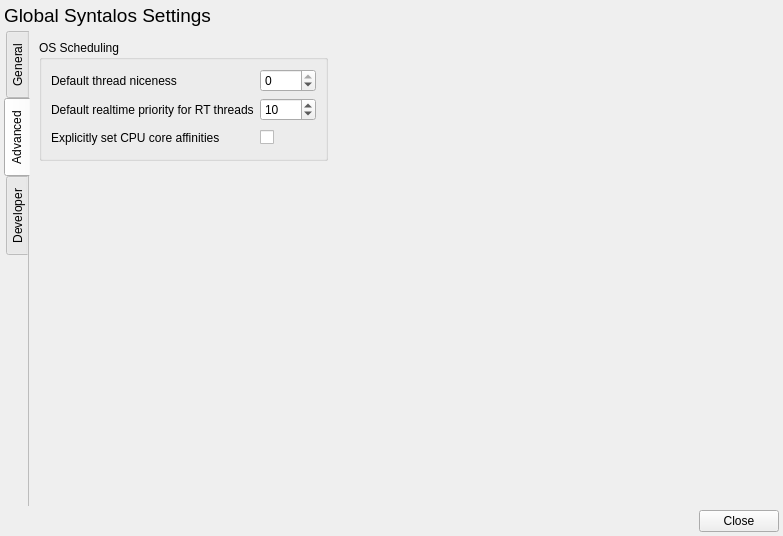
Qt form src/globalconfigdialog.ui (syntalos/syntalos) before a commit.
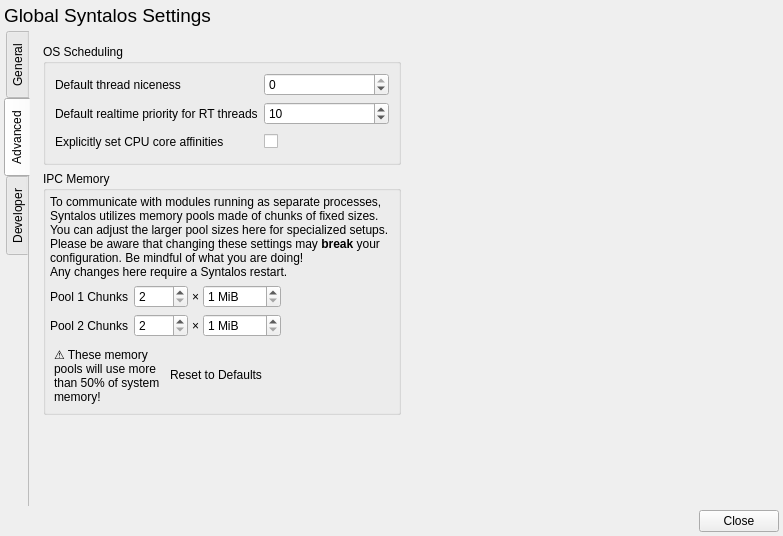
The same form after that commit. The open tabs and pages were chosen to show the change. Icons and pictures are not drawn.

Commit message: Allow users to globally configure IPC memory pools

```diff
--- a/src/globalconfigdialog.ui
+++ b/src/globalconfigdialog.ui
@@ -3,7 +3,7 @@
  <class>GlobalConfigDialog</class>
  <widget class="QDialog" name="GlobalConfigDialog">
   <property name="windowModality">
-   <enum>Qt::WindowModal</enum>
+   <enum>Qt::WindowModality::WindowModal</enum>
   </property>
   <property name="geometry">
    <rect>
@@ -47,7 +47,7 @@
    <item>
     <widget class="QTabWidget" name="tabWidget">
      <property name="tabPosition">
-      <enum>QTabWidget::West</enum>
+      <enum>QTabWidget::TabPosition::West</enum>
      </property>
      <property name="currentIndex">
       <number>0</number>
@@ -93,6 +93,18 @@
              <string>Visual Style</string>
             </property>
             <layout class="QVBoxLayout" name="verticalLayout_4">
+             <property name="leftMargin">
+              <number>4</number>
+             </property>
+             <property name="topMargin">
+              <number>4</number>
+             </property>
+             <property name="rightMargin">
+              <number>4</number>
+             </property>
+             <property name="bottomMargin">
+              <number>4</number>
+             </property>
              <item>
               <layout class="QFormLayout" name="formLayout">
                <item row="0" column="0">
@@ -127,6 +139,18 @@
              <string>Engine</string>
             </property>
             <layout class="QVBoxLayout" name="verticalLayout_5">
+             <property name="leftMargin">
+              <number>4</number>
+             </property>
+             <property name="topMargin">
+              <number>4</number>
+             </property>
+             <property name="rightMargin">
+              <number>4</number>
+             </property>
+             <property name="bottomMargin">
+              <number>4</number>
+             </property>
              <item>
               <layout class="QFormLayout" name="formLayout_3">
                <item row="0" column="0">
@@ -147,7 +171,7 @@
           <item>
            <spacer name="verticalSpacer_2">
             <property name="orientation">
-             <enum>Qt::Vertical</enum>
+             <enum>Qt::Orientation::Vertical</enum>
             </property>
             <property name="sizeHint" stdset="0">
              <size>
@@ -163,12 +187,15 @@
        <item>
         <spacer name="horizontalSpacer">
          <property name="orientation">
-          <enum>Qt::Horizontal</enum>
+          <enum>Qt::Orientation::Horizontal</enum>
+         </property>
+         <property name="sizeType">
+          <enum>QSizePolicy::Policy::Expanding</enum>
          </property>
          <property name="sizeHint" stdset="0">
           <size>
-           <width>516</width>
-           <height>20</height>
+           <width>500</width>
+           <height>0</height>
           </size>
          </property>
         </spacer>
@@ -187,16 +214,16 @@
         <widget class="QWidget" name="widget_2" native="true">
          <layout class="QVBoxLayout" name="verticalLayout_7">
           <property name="leftMargin">
-           <number>0</number>
+           <number>4</number>
           </property>
           <property name="topMargin">
-           <number>0</number>
+           <number>4</number>
           </property>
           <property name="rightMargin">
-           <number>0</number>
+           <number>4</number>
           </property>
           <property name="bottomMargin">
-           <number>0</number>
+           <number>4</number>
           </property>
           <item>
            <widget class="QGroupBox" name="groupBox_2">
@@ -308,10 +335,267 @@
             </layout>
            </widget>
           </item>
+          <item>
+           <widget class="QGroupBox" name="groupBox_6">
+            <property name="title">
+             <string>IPC Memory</string>
+            </property>
+            <layout class="QVBoxLayout" name="verticalLayout_10">
+             <property name="leftMargin">
+              <number>4</number>
+             </property>
+             <property name="topMargin">
+              <number>4</number>
+             </property>
+             <property name="rightMargin">
+              <number>4</number>
+             </property>
+             <property name="bottomMargin">
+              <number>4</number>
+             </property>
+             <item>
+              <widget class="QLabel" name="label_3">
+               <property name="text">
+                <string>&lt;html&gt;To communicate with modules running as separate processes,
+Syntalos utilizes memory pools made of chunks of fixed sizes.
+You can adjust the larger pool sizes here for specialized setups.
+Please be aware that changing these settings may &lt;b&gt;break&lt;/b&gt; your
+configuration. Be mindful of what you are doing!&lt;br/&gt;
+Any changes here require a Syntalos restart.</string>
+               </property>
+               <property name="wordWrap">
+                <bool>true</bool>
+               </property>
+              </widget>
+             </item>
+             <item>
+              <layout class="QFormLayout" name="formLayout_4">
+               <item row="1" column="0">
+                <widget class="QLabel" name="pool1ChunksLabel">
+                 <property name="text">
+                  <string>Pool 1 Chunks</string>
+                 </property>
+                </widget>
+               </item>
+               <item row="1" column="1">
+                <widget class="QWidget" name="pool1ChunksWidget" native="true">
+                 <layout class="QHBoxLayout" name="horizontalLayout_7">
+                  <property name="spacing">
+                   <number>4</number>
+                  </property>
+                  <property name="leftMargin">
+                   <number>0</number>
+                  </property>
+                  <property name="topMargin">
+                   <number>0</number>
+                  </property>
+                  <property name="rightMargin">
+                   <number>0</number>
+                  </property>
+                  <property name="bottomMargin">
+                   <number>0</number>
+                  </property>
+                  <item>
+                   <widget class="QSpinBox" name="sbPool1ChunkCount">
+                    <property name="minimum">
+                     <number>2</number>
+                    </property>
+                    <property name="maximum">
+                     <number>2400</number>
+                    </property>
+                   </widget>
+                  </item>
+                  <item>
+                   <widget class="QLabel" name="label_4">
+                    <property name="text">
+                     <string>×</string>
+                    </property>
+                   </widget>
+                  </item>
+                  <item>
+                   <widget class="QSpinBox" name="sbPool1ChunkSize">
+                    <property name="suffix">
+                     <string> MiB</string>
+                    </property>
+                    <property name="minimum">
+                     <number>1</number>
+                    </property>
+                    <property name="maximum">
+                     <number>4096</number>
+                    </property>
+                   </widget>
+                  </item>
+                  <item>
+                   <spacer name="horizontalSpacer_4">
+                    <property name="orientation">
+                     <enum>Qt::Orientation::Horizontal</enum>
+                    </property>
+                    <property name="sizeHint" stdset="0">
+                     <size>
+                      <width>40</width>
+                      <height>20</height>
+                     </size>
+                    </property>
+                   </spacer>
+                  </item>
+                 </layout>
+                </widget>
+               </item>
+               <item row="2" column="0">
+                <widget class="QLabel" name="pool2ChunksLabel">
+                 <property name="text">
+                  <string>Pool 2 Chunks</string>
+                 </property>
+                </widget>
+               </item>
+               <item row="2" column="1">
+                <widget class="QWidget" name="pool2ChunksWidget" native="true">
+                 <layout class="QHBoxLayout" name="horizontalLayout_8">
+                  <property name="spacing">
+                   <number>4</number>
+                  </property>
+                  <property name="leftMargin">
+                   <number>0</number>
+                  </property>
+                  <property name="topMargin">
+                   <number>0</number>
+                  </property>
+                  <property name="rightMargin">
+                   <number>0</number>
+                  </property>
+                  <property name="bottomMargin">
+                   <number>0</number>
+                  </property>
+                  <item>
+                   <widget class="QSpinBox" name="sbPool2ChunkCount">
+                    <property name="minimum">
+                     <number>2</number>
+                    </property>
+                    <property name="maximum">
+                     <number>2400</number>
+                    </property>
+                   </widget>
+                  </item>
+                  <item>
+                   <widget class="QLabel" name="label_5">
+                    <property name="text">
+                     <string>×</string>
+                    </property>
+                   </widget>
+                  </item>
+                  <item>
+                   <widget class="QSpinBox" name="sbPool2ChunkSize">
+                    <property name="suffix">
+                     <string> MiB</string>
+                    </property>
+                    <property name="minimum">
+                     <number>1</number>
+                    </property>
+                    <property name="maximum">
+                     <number>4096</number>
+                    </property>
+                   </widget>
+                  </item>
+                  <item>
+                   <spacer name="horizontalSpacer_5">
+                    <property name="orientation">
+                     <enum>Qt::Orientation::Horizontal</enum>
+                    </property>
+                    <property name="sizeHint" stdset="0">
+                     <size>
+                      <width>40</width>
+                      <height>20</height>
+                     </size>
+                    </property>
+                   </spacer>
+                  </item>
+                 </layout>
+                </widget>
+               </item>
+              </layout>
+             </item>
+             <item>
+              <widget class="QWidget" name="widget_6" native="true">
+               <layout class="QHBoxLayout" name="horizontalLayout_9">
+                <property name="spacing">
+                 <number>0</number>
+                </property>
+                <property name="leftMargin">
+                 <number>0</number>
+                </property>
+                <property name="topMargin">
+                 <number>0</number>
+                </property>
+                <property name="rightMargin">
+                 <number>0</number>
+                </property>
+                <property name="bottomMargin">
+                 <number>0</number>
+                </property>
+                <item>
+                 <widget class="QWidget" name="widget_7" native="true">
+                  <layout class="QHBoxLayout" name="horizontalLayout_6">
+                   <property name="leftMargin">
+                    <number>4</number>
+                   </property>
+                   <property name="topMargin">
+                    <number>4</number>
+                   </property>
+                   <property name="rightMargin">
+                    <number>4</number>
+                   </property>
+                   <property name="bottomMargin">
+                    <number>4</number>
+                   </property>
+                   <item>
+                    <widget class="QLabel" name="lblPopMemWarning">
+                     <property name="text">
+                      <string>&lt;html&gt;&lt;b&gt;⚠&lt;/b&gt; These memory pools will use more than 50% of system memory!</string>
+                     </property>
+                     <property name="wordWrap">
+                      <bool>true</bool>
+                     </property>
+                    </widget>
+                   </item>
+                   <item>
+                    <widget class="QPushButton" name="btnIpcPoolReset">
+                     <property name="text">
+                      <string>Reset to Defaults</string>
+                     </property>
+                     <property name="icon">
+                      <iconset theme="edit-reset"/>
+                     </property>
+                     <property name="flat">
+                      <bool>true</bool>
+                     </property>
+                    </widget>
+                   </item>
+                  </layout>
+                 </widget>
+                </item>
+                <item>
+                 <spacer name="horizontalSpacer_6">
+                  <property name="orientation">
+                   <enum>Qt::Orientation::Horizontal</enum>
+                  </property>
+                  <property name="sizeHint" stdset="0">
+                   <size>
+                    <width>6</width>
+                    <height>20</height>
+                   </size>
+                  </property>
+                 </spacer>
+                </item>
+               </layout>
+              </widget>
+             </item>
+            </layout>
+           </widget>
+          </item>
           <item>
            <spacer name="verticalSpacer_3">
             <property name="orientation">
-             <enum>Qt::Vertical</enum>
+             <enum>Qt::Orientation::Vertical</enum>
             </property>
             <property name="sizeHint" stdset="0">
              <size>
@@ -327,7 +611,7 @@
        <item>
         <spacer name="horizontalSpacer_2">
          <property name="orientation">
-          <enum>Qt::Horizontal</enum>
+          <enum>Qt::Orientation::Horizontal</enum>
          </property>
          <property name="sizeHint" stdset="0">
           <size>
@@ -482,7 +766,7 @@
           <item>
            <spacer name="verticalSpacer">
             <property name="orientation">
-             <enum>Qt::Vertical</enum>
+             <enum>Qt::Orientation::Vertical</enum>
             </property>
             <property name="sizeHint" stdset="0">
              <size>
@@ -498,7 +782,7 @@
        <item>
         <spacer name="horizontalSpacer_3">
          <property name="orientation">
-          <enum>Qt::Horizontal</enum>
+          <enum>Qt::Orientation::Horizontal</enum>
          </property>
          <property name="sizeHint" stdset="0">
           <size>
@@ -515,10 +799,10 @@
    <item>
     <widget class="QDialogButtonBox" name="buttonBox">
      <property name="orientation">
-      <enum>Qt::Horizontal</enum>
+      <enum>Qt::Orientation::Horizontal</enum>
      </property>
      <property name="standardButtons">
-      <set>QDialogButtonBox::Close</set>
+      <set>QDialogButtonBox::StandardButton::Close</set>
      </property>
     </widget>
    </item>
```
The commit also changes 10 other files.
